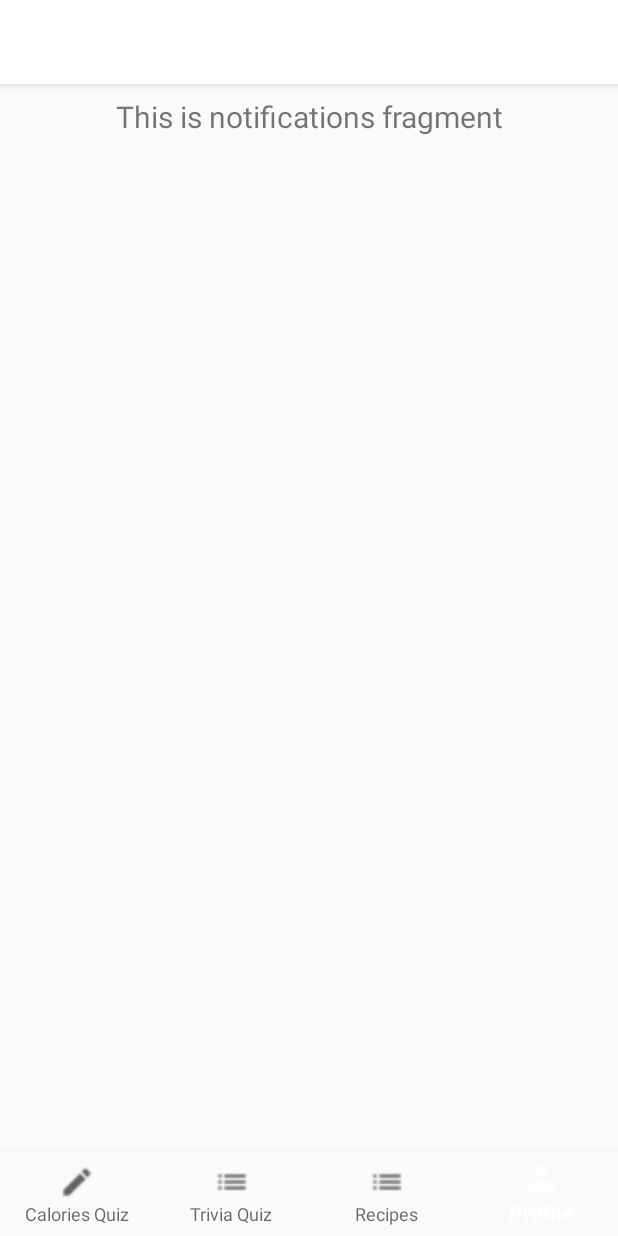
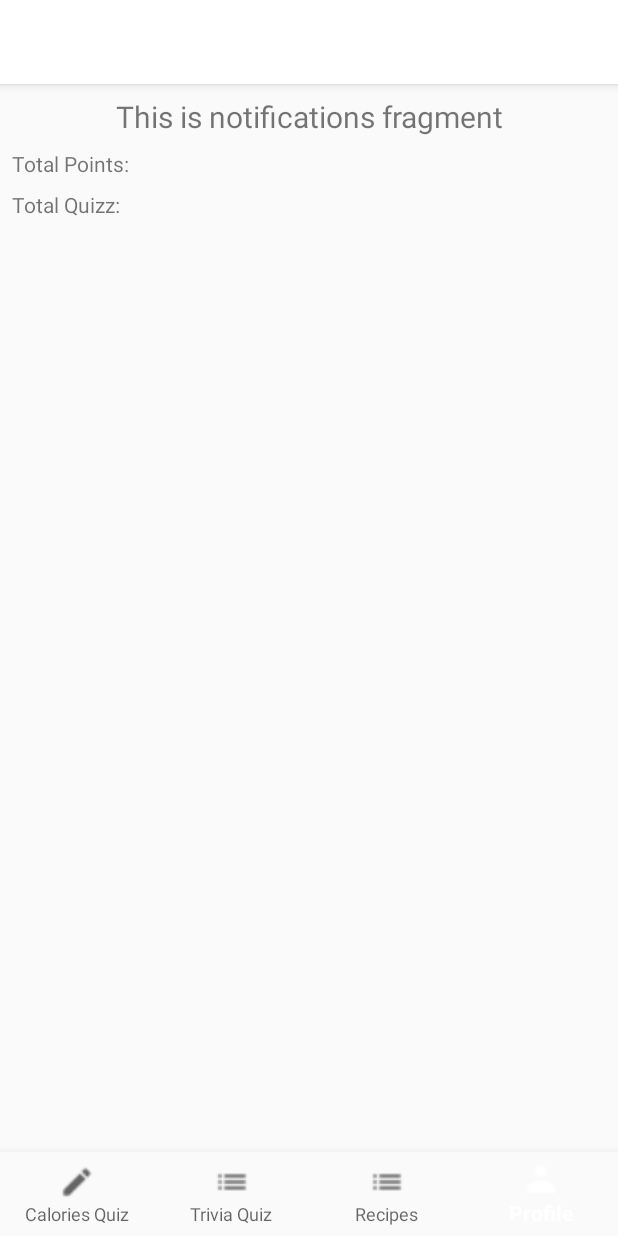
Before and after one commit to kf2020/INFS_Project, an Android app: the screen it shows after launch (MainActivity), item 4 of the bottom bar chosen, on a phone screen of 412 x 824 dp. Run offline under Robolectric (Android 15) with nearby library versions, the phone set to English and light mode, and no system bars; our stand-ins replace Volley, navigation-ui.

Commit message:
ui implementation

```diff
--- a/app/src/main/java/com/example/infs_project/ui/recipes/RecipesViewModel.java
+++ b/app/src/main/java/com/example/infs_project/ui/recipes/RecipesViewModel.java
@@ -4,4 +4,5 @@ import androidx.lifecycle.ViewModel;
 
 public class RecipesViewModel extends ViewModel {
     // TODO: Implement the ViewModel
+
 }
--- a/app/src/main/res/layout/fragment_profile.xml
+++ b/app/src/main/res/layout/fragment_profile.xml
@@ -16,4 +16,43 @@
         app:layout_constraintEnd_toEndOf="parent"
         app:layout_constraintStart_toStartOf="parent"
         app:layout_constraintTop_toTopOf="parent" />
+
+    <TextView
+        app:layout_constraintTop_toBottomOf="@+id/text_notifications"
+        app:layout_constraintStart_toStartOf="parent"
+        android:layout_width="wrap_content"
+        android:layout_height="wrap_content"
+        android:layout_marginStart="8dp"
+        android:layout_marginTop="8dp"
+        android:id="@+id/totalPointsTitle"
+        android:text="Total Points: " />
+
+    <TextView
+        app:layout_constraintTop_toBottomOf="@+id/text_notifications"
+        app:layout_constraintStart_toEndOf="@+id/totalPointsTitle"
+        android:layout_width="wrap_content"
+        android:layout_height="wrap_content"
+        android:layout_marginStart="8dp"
+        android:layout_marginTop="8dp"
+        android:id="@+id/totalPoints" />
+
+    <TextView
+        app:layout_constraintTop_toBottomOf="@+id/totalPointsTitle"
+        app:layout_constraintStart_toStartOf="parent"
+        android:layout_width="wrap_content"
+        android:layout_height="wrap_content"
+        android:layout_marginStart="8dp"
+        android:layout_marginTop="8dp"
+        android:id="@+id/totalQuizzTitle"
+        android:text="Total Quizz: " />
+
+    <TextView
+        app:layout_constraintTop_toBottomOf="@+id/totalPoints"
+        app:layout_constraintStart_toEndOf="@+id/totalPointsTitle"
+        android:layout_width="wrap_content"
+        android:layout_height="wrap_content"
+        android:layout_marginStart="8dp"
+        android:layout_marginTop="8dp"
+        android:id="@+id/totalQuizz" />
+
 </androidx.constraintlayout.widget.ConstraintLayout>
--- a/app/src/main/res/layout/recipes_fragment.xml
+++ b/app/src/main/res/layout/recipes_fragment.xml
@@ -3,7 +3,7 @@
     xmlns:tools="http://schemas.android.com/tools"
     android:layout_width="match_parent"
     android:layout_height="match_parent"
-    tools:context=".ui.recipes.RecipesFragment">
+    tools:context="com.example.infs_project.ui.recipes.RecipesFragment">
 
     <TextView
         android:layout_width="match_parent"
```
Also changed, not shown: app/src/main/res/layout/fragment_recipes.xml (+48 -0 lines).
